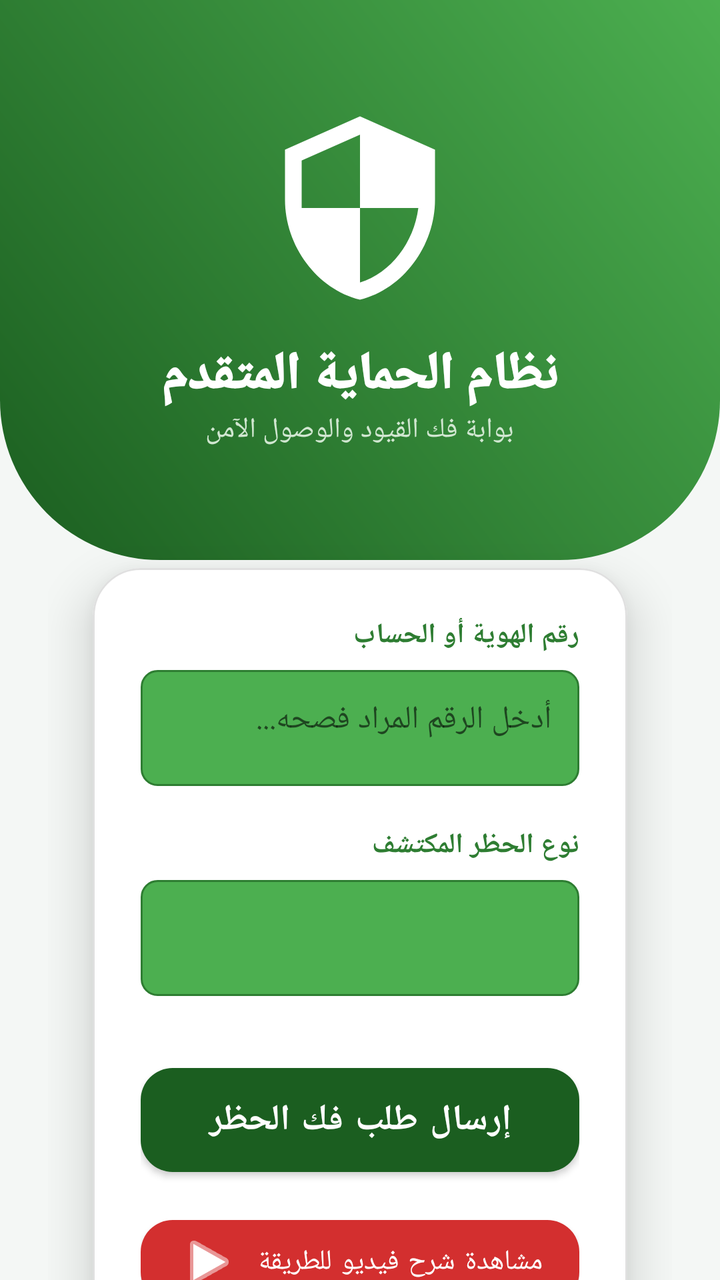
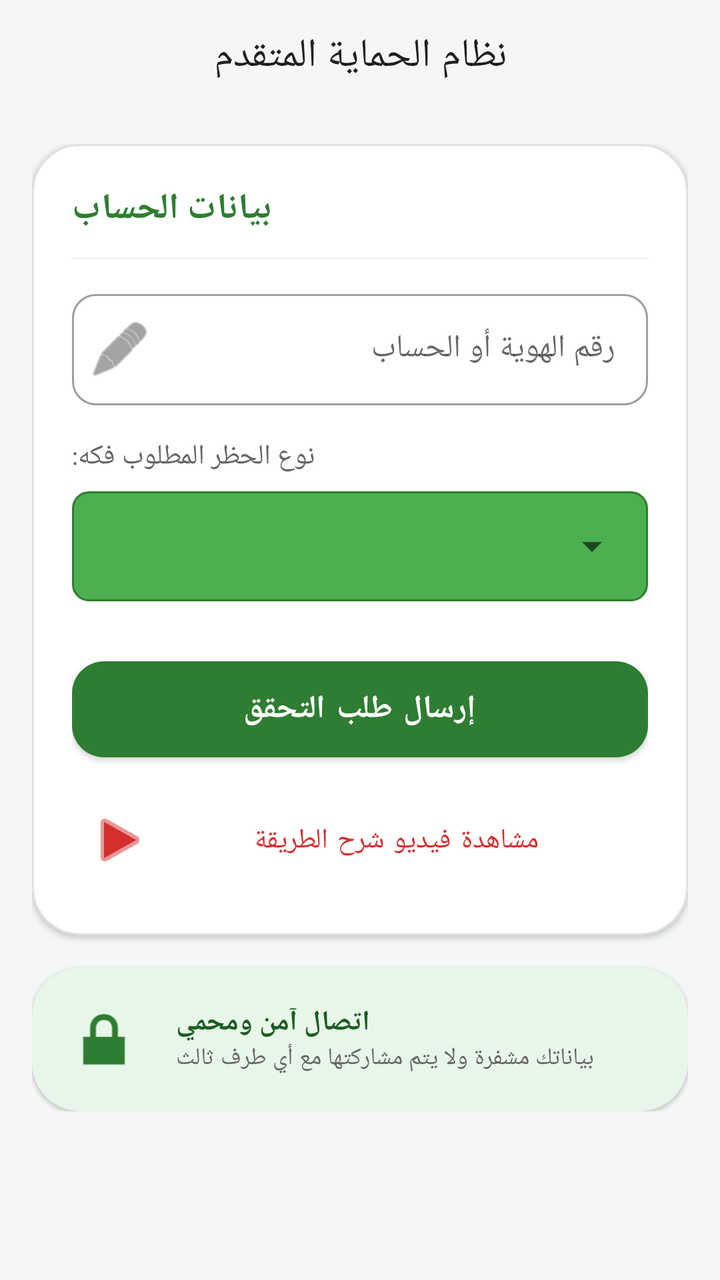

Two renders of the same Android screen: before a commit and after it. Below are the layout's source before the change and the commit's diff.
<!-- AndroidManifest.xml: application theme AppTheme -->
<!-- res/layout/activity_main.xml -->
<?xml version="1.0" encoding="utf-8"?>
<RelativeLayout xmlns:android="http://schemas.android.com/apk/res/android"
    xmlns:app="http://schemas.android.com/apk/res-auto"
    android:layout_width="match_parent"
    android:layout_height="match_parent"
    android:background="#F4F7F5"
    android:id="@+id/main_root_layout">

    <View
        android:id="@+id/mainHeaderBackground"
        android:layout_width="match_parent"
        android:layout_height="280dp"
        android:background="@drawable/gradient_header_green" />

    <ScrollView
        android:layout_width="match_parent"
        android:layout_height="match_parent"
        android:scrollbars="none">

        <LinearLayout
            android:layout_width="match_parent"
            android:layout_height="wrap_content"
            android:orientation="vertical"
            android:padding="24dp"
            android:gravity="center_horizontal">

            <ImageView
                android:layout_width="100dp"
                android:layout_height="100dp"
                android:layout_marginTop="30dp"
                android:src="@drawable/ic_support_shield"
                app:tint="#FFFFFF" />

            <TextView
                android:layout_width="wrap_content"
                android:layout_height="wrap_content"
                android:layout_marginTop="16dp"
                android:text="نظام الحماية المتقدم"
                android:textColor="#FFFFFF"
                android:textSize="26sp"
                android:fontFamily="sans-serif-black"
                android:textStyle="bold" />

            <TextView
                android:layout_width="wrap_content"
                android:layout_height="wrap_content"
                android:text="بوابة فك القيود والوصول الآمن"
                android:textColor="#D1E7D1"
                android:textSize="14sp" />

            <com.google.android.material.card.MaterialCardView
                android:layout_width="match_parent"
                android:layout_height="wrap_content"
                android:layout_marginTop="30dp"
                app:cardCornerRadius="24dp"
                app:cardElevation="15dp"
                app:strokeColor="#E0E0E0"
                app:strokeWidth="1dp"
                app:cardUseCompatPadding="true">

                <LinearLayout
                    android:layout_width="match_parent"
                    android:layout_height="wrap_content"
                    android:orientation="vertical"
                    android:padding="24dp">

                    <TextView
                        android:layout_width="wrap_content"
                        android:layout_height="wrap_content"
                        android:layout_gravity="right"
                        android:text="رقم الهوية أو الحساب"
                        android:textColor="#2E7D32"
                        android:textStyle="bold"
                        android:layout_marginBottom="8dp" />

                    <EditText
                        android:id="@+id/edtUserName"
                        android:layout_width="match_parent"
                        android:layout_height="58dp"
                        android:background="@drawable/edittext_rounded_green"
                        android:gravity="right"
                        android:hint="أدخل الرقم المراد فصحه..."
                        android:inputType="text"
                        android:padding="14dp"
                        android:textSize="16sp" />

                    <TextView
                        android:layout_width="wrap_content"
                        android:layout_height="wrap_content"
                        android:layout_marginTop="20dp"
                        android:layout_gravity="right"
                        android:text="نوع الحظر المكتشف"
                        android:textColor="#2E7D32"
                        android:textStyle="bold"
                        android:layout_marginBottom="8dp" />

                    <Spinner
                        android:id="@+id/spinnerBanType"
                        android:layout_width="match_parent"
                        android:layout_height="58dp"
                        android:background="@drawable/edittext_rounded_green"
                        android:padding="5dp" />

                    <com.google.android.material.button.MaterialButton
                        android:id="@+id/btnSubmit"
                        android:layout_width="match_parent"
                        android:layout_height="64dp"
                        android:layout_marginTop="30dp"
                        android:text="إرسال طلب فك الحظر"
                        android:textSize="18sp"
                        android:textStyle="bold"
                        app:cornerRadius="16dp"
                        app:backgroundTint="#1B5E20"
                        app:elevation="8dp" />

                    <com.google.android.material.button.MaterialButton
                        android:id="@+id/btnWatchVideo"
                        android:layout_width="match_parent"
                        android:layout_height="54dp"
                        android:layout_marginTop="12dp"
                        android:text="مشاهدة شرح فيديو للطريقة"
                        android:textColor="#FFFFFF"
                        app:cornerRadius="16dp"
                        app:backgroundTint="#D32F2F"
                        app:icon="@android:drawable/ic_media_play"
                        app:iconGravity="textStart"
                        app:iconTint="#FFFFFF" />

                </LinearLayout>
            </com.google.android.material.card.MaterialCardView>

            <LinearLayout
                android:layout_width="wrap_content"
                android:layout_height="wrap_content"
                android:layout_marginTop="20dp"
                android:layout_marginBottom="20dp"
                android:gravity="center"
                android:orientation="horizontal">

                <TextView
                    android:layout_width="wrap_content"
                    android:layout_height="wrap_content"
                    android:text="اتصال مشفر وآمن تماماً عبر خوادم SSL"
                    android:textColor="#9E9E9E"
                    android:textSize="11sp" />

                <ImageView
                    android:layout_width="14dp"
                    android:layout_height="14dp"
                    android:layout_marginStart="5dp"
                    android:src="@android:drawable/ic_lock_lock"
                    app:tint="#2E7D32" />
            </LinearLayout>

        </LinearLayout>
    </ScrollView>

    <ProgressBar
        android:id="@+id/mainProgressBar"
        android:layout_width="55dp"
        android:layout_height="55dp"
        android:layout_centerInParent="true"
        android:visibility="gone"
        android:indeterminateTint="#1B5E20" />

</RelativeLayout>
<!-- resources referenced by this layout -->
<resources>
  <!-- drawable edittext_rounded_green (drawable) -->
  <?xml version="1.0" encoding="utf-8"?>
  <shape xmlns:android="http://schemas.android.com/apk/res/android">
      <solid android:color="#4CAF50" /> <corners android:radius="8dp" />   <stroke
          android:width="1dp"
          android:color="#2E7D32" />     </shape>
  <!-- drawable gradient_header_green (drawable) -->
  <?xml version="1.0" encoding="utf-8"?>
  <shape xmlns:android="http://schemas.android.com/apk/res/android">
      <gradient
          android:startColor="#1B5E20"
          android:endColor="#4CAF50"
          android:angle="45"/>
      <corners android:bottomLeftRadius="80dp" android:bottomRightRadius="80dp" />
  </shape>
  <!-- drawable ic_support_shield (drawable) -->
  <vector xmlns:android="http://schemas.android.com/apk/res/android"
      android:width="24dp"
      android:height="24dp"
      android:viewportWidth="24"
      android:viewportHeight="24"
      android:tint="#FFFFFF">
      <path
          android:fillColor="@android:color/white"
          android:pathData="M12,1L3,5v6c0,5.55 3.84,10.74 9,12c5.16,-1.26 9,-6.45 9,-12V5L12,1zM12,11.99h7c-0.53,4.12 -3.28,7.79 -7,8.94V12H5V6.3l7,-3.11V12z"/>
  </vector>
  <style name="AppTheme" parent="Theme.MaterialComponents.Light.NoActionBar">
          <item name="colorPrimary">#2E7D32</item>
          <item name="colorPrimaryDark">#1B5E20</item>
          <item name="colorAccent">#4CAF50</item>
  
          <item name="materialCardViewStyle">@style/Widget.MaterialComponents.CardView</item>
      </style>
</resources>

<!-- the commit's change to res/layout/activity_main.xml (unified diff, before → after) -->
@@ -1,166 +1,185 @@
 <?xml version="1.0" encoding="utf-8"?>
-<RelativeLayout xmlns:android="http://schemas.android.com/apk/res/android"
+<androidx.coordinatorlayout.widget.CoordinatorLayout 
+    xmlns:android="http://schemas.android.com/apk/res/android"
     xmlns:app="http://schemas.android.com/apk/res-auto"
+    xmlns:tools="http://schemas.android.com/tools"
     android:layout_width="match_parent"
     android:layout_height="match_parent"
-    android:background="#F4F7F5"
-    android:id="@+id/main_root_layout">
+    android:background="#F4F7F5">
 
-    <View
-        android:id="@+id/mainHeaderBackground"
+    <com.google.android.material.appbar.AppBarLayout
         android:layout_width="match_parent"
-        android:layout_height="280dp"
-        android:background="@drawable/gradient_header_green" />
+        android:layout_height="wrap_content"
+        android:background="@android:color/transparent"
+        app:elevation="0dp">
 
-    <ScrollView
+        <com.google.android.material.appbar.MaterialToolbar
+            android:id="@+id/main_toolbar"
+            android:layout_width="match_parent"
+            android:layout_height="?attr/actionBarSize"
+            app:title="نظام الحماية المتقدم"
+            app:titleCentered="true"
+            app:titleTextAppearance="@style/TextAppearance.MaterialComponents.Headline6" />
+    </com.google.android.material.appbar.AppBarLayout>
+
+    <androidx.core.widget.NestedScrollView
         android:layout_width="match_parent"
         android:layout_height="match_parent"
-        android:scrollbars="none">
+        app:layout_behavior="@string/appbar_scrolling_view_behavior">
 
         <LinearLayout
             android:layout_width="match_parent"
             android:layout_height="wrap_content"
             android:orientation="vertical"
-            android:padding="24dp"
-            android:gravity="center_horizontal">
-
-            <ImageView
-                android:layout_width="100dp"
-                android:layout_height="100dp"
-                android:layout_marginTop="30dp"
-                android:src="@drawable/ic_support_shield"
-                app:tint="#FFFFFF" />
-
-            <TextView
-                android:layout_width="wrap_content"
-                android:layout_height="wrap_content"
-                android:layout_marginTop="16dp"
-                android:text="نظام الحماية المتقدم"
-                android:textColor="#FFFFFF"
-                android:textSize="26sp"
-                android:fontFamily="sans-serif-black"
-                android:textStyle="bold" />
-
-            <TextView
-                android:layout_width="wrap_content"
-                android:layout_height="wrap_content"
-                android:text="بوابة فك القيود والوصول الآمن"
-                android:textColor="#D1E7D1"
-                android:textSize="14sp" />
+            android:padding="16dp">
 
             <com.google.android.material.card.MaterialCardView
                 android:layout_width="match_parent"
                 android:layout_height="wrap_content"
-                android:layout_marginTop="30dp"
                 app:cardCornerRadius="24dp"
-                app:cardElevation="15dp"
+                app:cardElevation="2dp"
+                app:cardBackgroundColor="@color/white"
                 app:strokeColor="#E0E0E0"
-                app:strokeWidth="1dp"
-                app:cardUseCompatPadding="true">
+                app:strokeWidth="1dp">
 
                 <LinearLayout
                     android:layout_width="match_parent"
                     android:layout_height="wrap_content"
                     android:orientation="vertical"
-                    android:padding="24dp">
+                    android:padding="20dp">
 
                     <TextView
                         android:layout_width="wrap_content"
                         android:layout_height="wrap_content"
-                        android:layout_gravity="right"
-                        android:text="رقم الهوية أو الحساب"
+                        android:text="بيانات الحساب"
                         android:textColor="#2E7D32"
-                        android:textStyle="bold"
-                        android:layout_marginBottom="8dp" />
+                        android:textSize="18sp"
+                        android:textStyle="bold" />
 
-                    <EditText
-                        android:id="@+id/edtUserName"
+                    <View
                         android:layout_width="match_parent"
-                        android:layout_height="58dp"
-                        android:background="@drawable/edittext_rounded_green"
-                        android:gravity="right"
-                        android:hint="أدخل الرقم المراد فصحه..."
-                        android:inputType="text"
-                        android:padding="14dp"
-                        android:textSize="16sp" />
+                        android:layout_height="1dp"
+                        android:layout_marginTop="12dp"
+                        android:layout_marginBottom="12dp"
+                        android:background="#F0F0F0" />
+
+                    <com.google.android.material.textfield.TextInputLayout
+                        style="@style/Widget.MaterialComponents.TextInputLayout.OutlinedBox"
+                        android:layout_width="match_parent"
+                        android:layout_height="wrap_content"
+                        android:hint="رقم الهوية أو الحساب"
+                        app:boxCornerRadiusBottomEnd="12dp"
+                        app:boxCornerRadiusBottomStart="12dp"
+                        app:boxCornerRadiusTopEnd="12dp"
+                        app:boxCornerRadiusTopStart="12dp"
+                        app:startIconDrawable="@android:drawable/ic_menu_edit">
+
+                        <com.google.android.material.textfield.TextInputEditText
+                            android:id="@+id/edtUserName"
+                            android:layout_width="match_parent"
+                            android:layout_height="wrap_content"
+                            android:inputType="text" />
+                    </com.google.android.material.textfield.TextInputLayout>
 
                     <TextView
                         android:layout_width="wrap_content"
                         android:layout_height="wrap_content"
-                        android:layout_marginTop="20dp"
-                        android:layout_gravity="right"
-                        android:text="نوع الحظر المكتشف"
-                        android:textColor="#2E7D32"
-                        android:textStyle="bold"
-                        android:layout_marginBottom="8dp" />
+                        android:layout_marginTop="16dp"
+                        android:layout_marginBottom="8dp"
+                        android:text="نوع الحظر المطلوب فكه:"
+                        android:textColor="#666666"
+                        android:textSize="14sp" />
 
-                    <Spinner
-                        android:id="@+id/spinnerBanType"
+                    <FrameLayout
                         android:layout_width="match_parent"
-                        android:layout_height="58dp"
+                        android:layout_height="55dp"
                         android:background="@drawable/edittext_rounded_green"
-                        android:padding="5dp" />
+                        android:padding="4dp">
+                        <Spinner
+                            android:id="@+id/spinnerBanType"
+                            android:layout_width="match_parent"
+                            android:layout_height="match_parent"
+                            android:spinnerMode="dropdown" />
+                    </FrameLayout>
 
                     <com.google.android.material.button.MaterialButton
                         android:id="@+id/btnSubmit"
                         android:layout_width="match_parent"
-                        android:layout_height="64dp"
-                        android:layout_marginTop="30dp"
-                        android:text="إرسال طلب فك الحظر"
-                        android:textSize="18sp"
+                        android:layout_height="60dp"
+                        android:layout_marginTop="24dp"
+                        android:text="إرسال طلب التحقق"
+                        android:textSize="16sp"
                         android:textStyle="bold"
                         app:cornerRadius="16dp"
-                        app:backgroundTint="#1B5E20"
-                        app:elevation="8dp" />
+                        app:backgroundTint="#2E7D32" />
 
                     <com.google.android.material.button.MaterialButton
                         android:id="@+id/btnWatchVideo"
+                        style="@style/Widget.MaterialComponents.Button.TextButton"
                         android:layout_width="match_parent"
-                        android:layout_height="54dp"
-                        android:layout_marginTop="12dp"
-                        android:text="مشاهدة شرح فيديو للطريقة"
-                        android:textColor="#FFFFFF"
-                        app:cornerRadius="16dp"
-                        app:backgroundTint="#D32F2F"
+                        android:layout_height="55dp"
+                        android:layout_marginTop="8dp"
+                        android:text="مشاهدة فيديو شرح الطريقة"
+                        android:textColor="#D32F2F"
                         app:icon="@android:drawable/ic_media_play"
-                        app:iconGravity="textStart"
-                        app:iconTint="#FFFFFF" />
+                        app:iconTint="#D32F2F" />
 
                 </LinearLayout>
             </com.google.android.material.card.MaterialCardView>
 
-            <LinearLayout
-                android:layout_width="wrap_content"
+            <com.google.android.material.card.MaterialCardView
+                android:layout_width="match_parent"
                 android:layout_height="wrap_content"
-                android:layout_marginTop="20dp"
-                android:layout_marginBottom="20dp"
-                android:gravity="center"
-                android:orientation="horizontal">
+                android:layout_marginTop="16dp"
+                app:cardCornerRadius="24dp"
+                app:cardElevation="1dp"
+                app:cardBackgroundColor="#E8F5E9">
 
-                <TextView
-                    android:layout_width="wrap_content"
+                <LinearLayout
+                    android:layout_width="match_parent"
                     android:layout_height="wrap_content"
-                    android:text="اتصال مشفر وآمن تماماً عبر خوادم SSL"
-                    android:textColor="#9E9E9E"
-                    android:textSize="11sp" />
+                    android:orientation="horizontal"
+                    android:padding="16dp"
+                    android:gravity="center_vertical">
 
-                <ImageView
-                    android:layout_width="14dp"
-                    android:layout_height="14dp"
-                    android:layout_marginStart="5dp"
-                    android:src="@android:drawable/ic_lock_lock"
-                    app:tint="#2E7D32" />
-            </LinearLayout>
+                    <ImageView
+                        android:layout_width="40dp"
+                        android:layout_height="40dp"
+                        android:src="@android:drawable/ic_lock_lock"
+                        app:tint="#2E7D32" />
+
+                    <LinearLayout
+                        android:layout_width="wrap_content"
+                        android:layout_height="wrap_content"
+                        android:orientation="vertical"
+                        android:layout_marginStart="16dp">
+
+                        <TextView
+                            android:layout_width="wrap_content"
+                            android:layout_height="wrap_content"
+                            android:text="اتصال آمن ومحمي"
+                            android:textColor="#1B5E20"
+                            android:textStyle="bold" />
+
+                        <TextView
+                            android:layout_width="wrap_content"
+                            android:layout_height="wrap_content"
+                            android:text="بياناتك مشفرة ولا يتم مشاركتها مع أي طرف ثالث"
+                            android:textSize="12sp"
+                            android:textColor="#666666" />
+                    </LinearLayout>
+                </LinearLayout>
+            </com.google.android.material.card.MaterialCardView>
 
         </LinearLayout>
-    </ScrollView>
+    </androidx.core.widget.NestedScrollView>
 
     <ProgressBar
         android:id="@+id/mainProgressBar"
-        android:layout_width="55dp"
-        android:layout_height="55dp"
-        android:layout_centerInParent="true"
+        android:layout_width="wrap_content"
+        android:layout_height="wrap_content"
+        android:layout_gravity="center"
         android:visibility="gone"
-        android:indeterminateTint="#1B5E20" />
+        android:indeterminateTint="#2E7D32" />
 
-</RelativeLayout>
+</androidx.coordinatorlayout.widget.CoordinatorLayout>
<!-- resource entries referenced after the edit -->
@@ -6,26 +6,6 @@
       <solid android:color="#4CAF50" /> <corners android:radius="8dp" />   <stroke
           android:width="1dp"
           android:color="#2E7D32" />     </shape>
-  <!-- drawable gradient_header_green (drawable) -->
-  <?xml version="1.0" encoding="utf-8"?>
-  <shape xmlns:android="http://schemas.android.com/apk/res/android">
-      <gradient
-          android:startColor="#1B5E20"
-          android:endColor="#4CAF50"
-          android:angle="45"/>
-      <corners android:bottomLeftRadius="80dp" android:bottomRightRadius="80dp" />
-  </shape>
-  <!-- drawable ic_support_shield (drawable) -->
-  <vector xmlns:android="http://schemas.android.com/apk/res/android"
-      android:width="24dp"
-      android:height="24dp"
-      android:viewportWidth="24"
-      android:viewportHeight="24"
-      android:tint="#FFFFFF">
-      <path
-          android:fillColor="@android:color/white"
-          android:pathData="M12,1L3,5v6c0,5.55 3.84,10.74 9,12c5.16,-1.26 9,-6.45 9,-12V5L12,1zM12,11.99h7c-0.53,4.12 -3.28,7.79 -7,8.94V12H5V6.3l7,-3.11V12z"/>
-  </vector>
   <style name="AppTheme" parent="Theme.MaterialComponents.Light.NoActionBar">
           <item name="colorPrimary">#2E7D32</item>
           <item name="colorPrimaryDark">#1B5E20</item>
